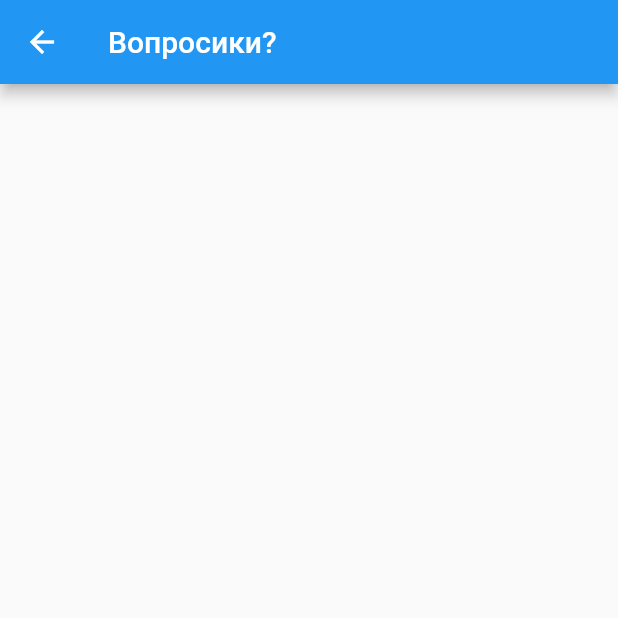
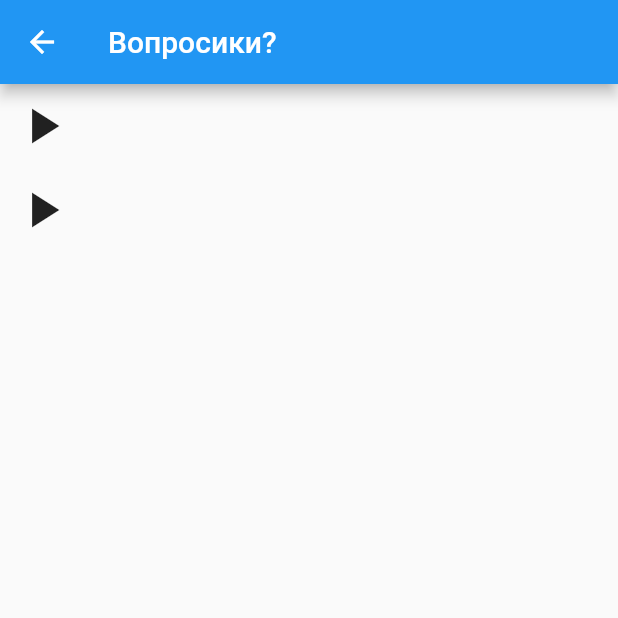
Before and after one commit to Akumai/flutter_first_project, a Flutter app: the SoundPage screen opened by its route, on a phone screen of 412 x 824 dp, the top half of it. Run offline on Flutter 3.47's test engine with Material 2 defaults, Android fonts, the phone set to English and light mode, and no system bars; our stand-ins replace flutter_svg, just_audio.

Commit message:
Plaing with audio files

```diff
--- a/lib/page/coursepage.dart
+++ b/lib/page/coursepage.dart
@@ -64,6 +64,4 @@ class RandomCourses extends StatelessWidget {
       ],
     );
   }
-
-  _showSoundScreen(BuildContext context) {}
 }
--- a/lib/page/soundpage.dart
+++ b/lib/page/soundpage.dart
@@ -1,13 +1,96 @@
 import 'package:flutter/material.dart';
+import 'package:just_audio/just_audio.dart';
 
-class SoundPage extends StatelessWidget {
+final audioFiles = <Uri>[
+  Uri.parse("https://www.myinstants.com/media/sounds/leroy.swf.mp3"),
+  Uri.parse(
+      "https://predanie.ru/download/uploads/ftp/kuraev-andrey-protod/lekcii-1/lekcii-chast-pervaya/01-hristianstvo.mp3"),
+];
+
+class SoundPage extends StatefulWidget {
+  @override
+  _SoundState createState() => _SoundState();
+}
+
+class _SoundState extends State<SoundPage> {
+  final AudioPlayer _player = AudioPlayer();
+
   @override
   Widget build(BuildContext context) {
     return Scaffold(
       appBar: AppBar(
         title: Text("Вопросики?"),
       ),
-      body: Container(),
+      body: Column(
+        children: [
+          _PlayerButton(_player, audioFiles[0]),
+          _PlayerButton(_player, audioFiles[1]),
+        ],
+      ),
     );
   }
+
+  @override
+  void dispose() {
+    _player.dispose();
+    super.dispose();
+  }
 }
+
+class _PlayerButton extends StatelessWidget {
+  final Uri _audioFile;
+
+  final AudioPlayer _player;
+
+  const _PlayerButton(this._player, this._audioFile, {Key? key})
+      : super(key: key);
+
+  @override
+  Widget build(BuildContext context) {
+    return Row(
+      children: [
+        StreamBuilder<PlayerState>(
+          stream: _player.playerStateStream,
+          builder: (_, snapshot) {
+            final playerState = snapshot.data;
+            return _playPauseButton(playerState!);
+          },
+        ),
+        Expanded(child: Container())
+      ],
+    );
+  }
+
+  Widget _playPauseButton(PlayerState playerState) {
+    final processingState = playerState.processingState;
+    if (processingState == ProcessingState.loading ||
+        processingState == ProcessingState.buffering) {
+      return Container(
+        margin: EdgeInsets.all(8.0),
+        width: 40.0,
+        height: 40.0,
+        child: CircularProgressIndicator(),
+      );
+    } else if (_player.playing &&
+        processingState != ProcessingState.completed) {
+      return IconButton(
+        icon: Icon(Icons.pause),
+        iconSize: 40.0,
+        onPressed: _player.pause,
+      );
+    } else {
+      return IconButton(
+        icon: Icon(Icons.play_arrow),
+        iconSize: 40.0,
+        onPressed: () {
+          _player
+              .setAudioSource(AudioSource.uri(_audioFile))
+              .catchError((error) {
+            print("An error occured $error");
+          });
+          _player.play();
+        },
+      );
+    }
+  }
+}
--- a/pubspec.yaml
+++ b/pubspec.yaml
@@ -31,6 +31,7 @@ dependencies:
   english_words: ^4.0.0
   flutter_svg: ^0.22.0
   meta: ^1.3.0
+  just_audio: ^0.9.9
 
 dev_dependencies:
   flutter_test:
```
Also changed, not shown: pubspec.lock.
